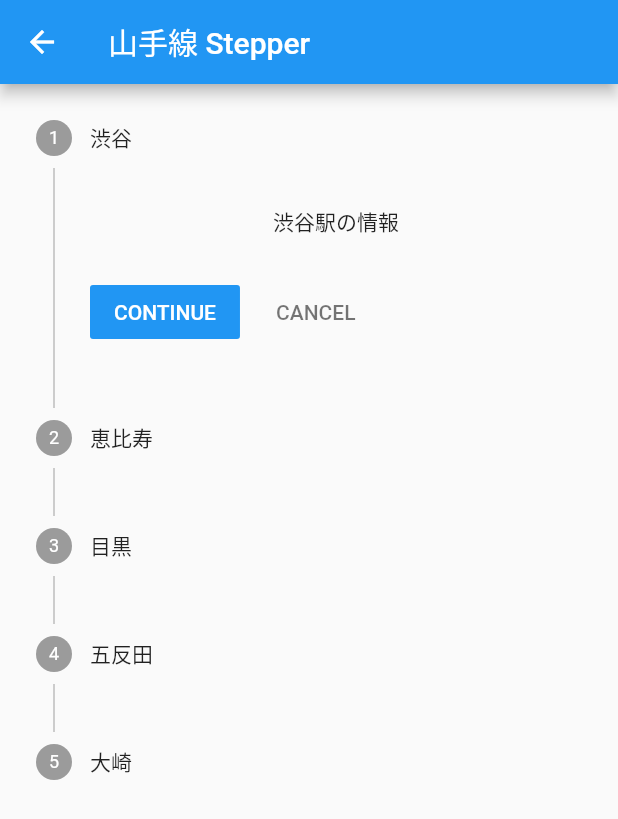
After one commit to kitashio/ore_chans_app, a Flutter app: the HomePage screen opened directly, after a tap on "Stepper", on a phone screen of 412 x 824 dp. The commit adds this screen. Shown: the top 819 px of the screen. Run offline on Flutter 3.47's test engine with Material 2 defaults, Android fonts, the phone set to English and light mode, and no system bars; our stand-ins replace cloud_firestore, dio, firebase_auth, firebase_core, flutter_riverpod, freezed_annotation and 3 more; accounts and stored records are empty; generated files the repository leaves out were written again.

Commit message:
feat: timeline

```diff
--- a/lib/api/src/presentation/users_page.dart
+++ b/lib/api/src/presentation/users_page.dart
@@ -1,6 +1,6 @@
 import 'package:flutter/material.dart';
 import 'package:flutter_riverpod/flutter_riverpod.dart';
-import 'package:ore_chans_app/doc_api/src/application/users_provider.dart';
+import 'package:ore_chans_app/api/src/application/users_provider.dart';
 
 /// [JsonPlaceholderから取得したデータを表示するページ]
 class UsersPage extends ConsumerWidget {
--- a/lib/widget_cookbook/ui/home_page.dart
+++ b/lib/widget_cookbook/ui/home_page.dart
@@ -1,7 +1,8 @@
 import 'package:flutter/material.dart';
 import 'package:ore_chans_app/widget_cookbook/extension/extension.dart';
-import 'package:ore_chans_app/widget_cookbook/ui/doc_aspect_ratio/aspect_ratio_example.dart';
-import 'package:ore_chans_app/widget_cookbook/ui/form_validation/form_validation.dart';
+import 'package:ore_chans_app/widget_cookbook/ui/aspect_ratio/aspect_ratio_example.dart';
+import 'package:ore_chans_app/widget_cookbook/ui/form_validation/view/form_validation.dart';
+import 'package:ore_chans_app/widget_cookbook/ui/stepper/stepper_example.dart';
 import 'package:ore_chans_app/widget_cookbook/ui/widget/custom_elevated_button.dart';
 import 'package:ore_chans_app/widget_cookbook/ui/fractionally_sized_box/fractionally_sized_box.dart';
 
@@ -55,6 +56,19 @@ class HomePage extends StatelessWidget {
               },
               title: 'Form Validation',
             ),
+            const SizedBox(
+              height: 10,
+            ),
+            CustomElevatedButton(
+              backgroundColor: Colors.blueGrey,
+              foregroundColor: Colors.white,
+              width: 150,
+              height: 50,
+              onPressed: () {
+                context.to(const StepperExample());
+              },
+              title: 'Stepper',
+            ),
           ],
         ),
       ),
--- /dev/null
+++ b/lib/widget_cookbook/ui/stepper/stepper_example.dart
@@ -0,0 +1,40 @@
+import 'package:flutter/material.dart';
+
+class StepperExample extends StatefulWidget {
+  const StepperExample({super.key});
+
+  @override
+  _StepperExampleState createState() => _StepperExampleState();
+}
+
+class _StepperExampleState extends State<StepperExample> {
+  int _currentStep = 0;
+
+  @override
+  Widget build(BuildContext context) {
+    return Scaffold(
+      appBar: AppBar(title: Text('山手線 Stepper')),
+      body: Stepper(
+        currentStep: _currentStep,
+        onStepTapped: (int step) => setState(() => _currentStep = step),
+        onStepContinue: () => setState(() => _currentStep = (_currentStep + 1) % 5),
+        onStepCancel: () => setState(() => _currentStep = _currentStep > 0 ? _currentStep - 1 : 4),
+        steps: [
+          _createStep('渋谷'),
+          _createStep('恵比寿'),
+          _createStep('目黒'),
+          _createStep('五反田'),
+          _createStep('大崎'),
+          // ... 山手線の他の駅も追加できます
+        ],
+      ),
+    );
+  }
+
+  Step _createStep(String stationName) {
+    return Step(
+      title: Text(stationName),
+      content: SizedBox(height: 40, child: Center(child: Text('$stationName駅の情報'))),
+    );
+  }
+}
--- a/pubspec.yaml
+++ b/pubspec.yaml
@@ -41,6 +41,7 @@ dependencies:
   # The following adds the Cupertino Icons font to your application.
   # Use with the CupertinoIcons class for iOS style icons.
   cupertino_icons: ^1.0.2
+  intl: ^0.18.1
 
 dev_dependencies:
   flutter_test:
```
Also changed, not shown: lib/main.dart (+8 -3 lines), lib/widget_cookbook/ui/stepper/model/tracker.dart (added, +33 -0 lines), lib/widget_cookbook/ui/stepper/tracker.dart (added, +97 -0 lines), lib/line_api/data/line_api_service.g.dart, lib/widget_cookbook/ui/aspect_ratio/aspect_ratio_example.dart (renamed from lib/widget_cookbook/ui/doc_aspect_ratio/aspect_ratio_example.dart), lib/widget_cookbook/ui/form_validation/view/form_validation.dart (renamed from lib/widget_cookbook/ui/form_validation/form_validation.dart), lib/widget_cookbook/ui/stepper/model/tracker.freezed.dart (added), lib/widget_cookbook/ui/stepper/model/tracker.g.dart (added), pubspec.lock, 2 other files.
